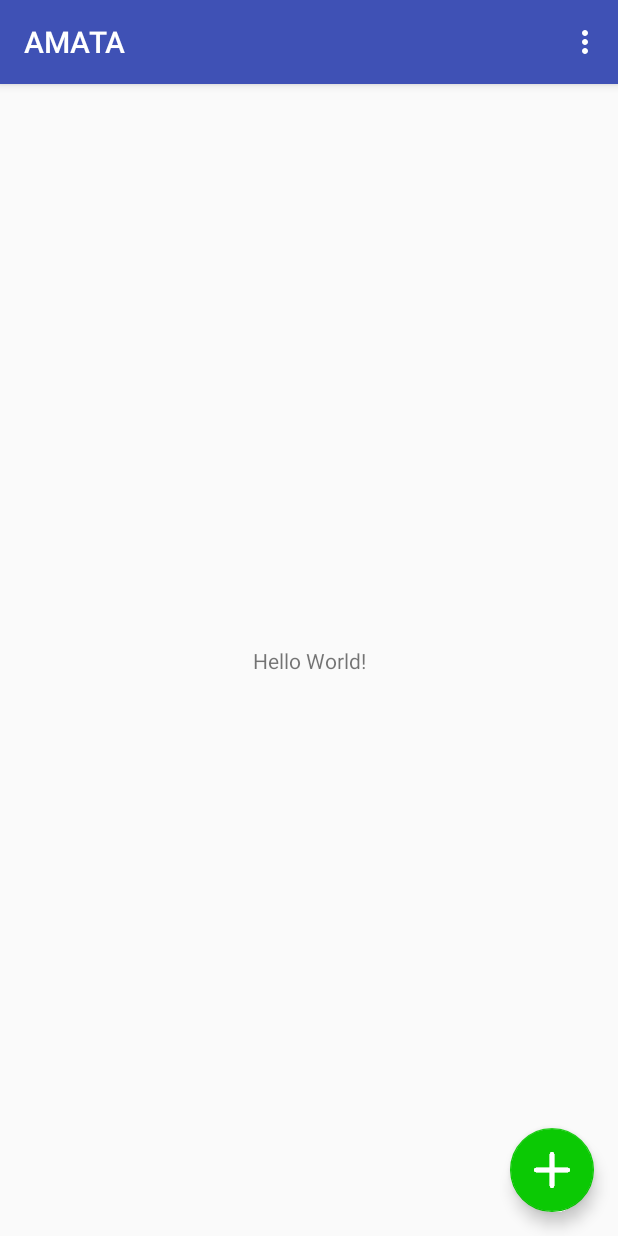
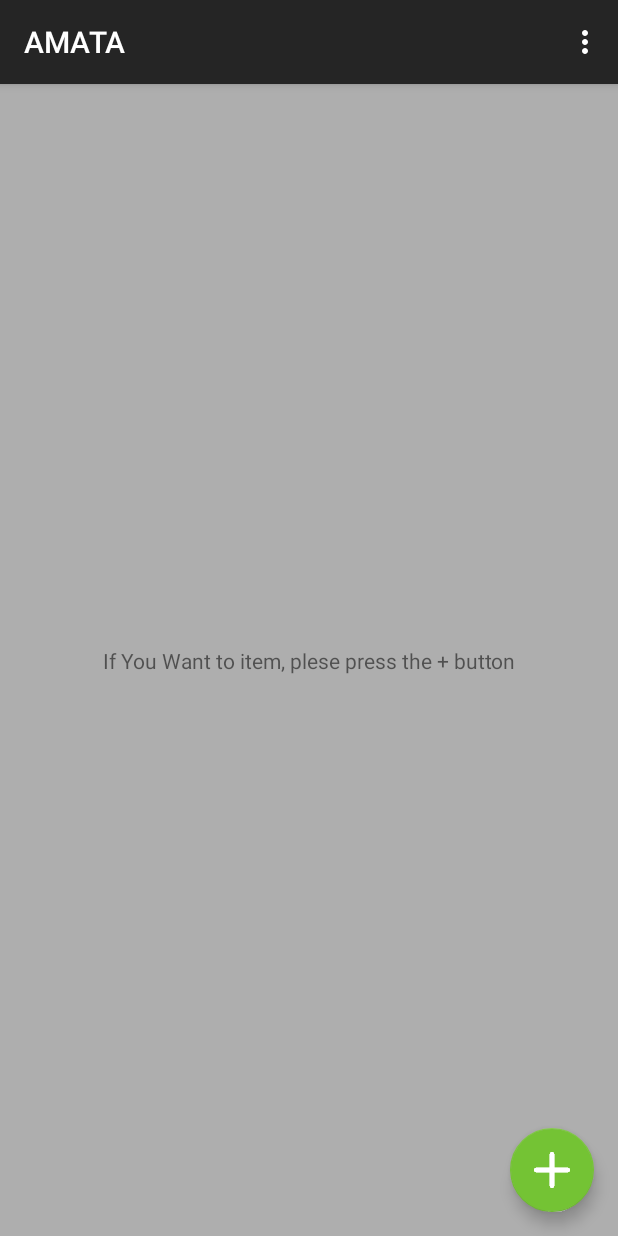
Before and after one commit to PureChild/AMATA, an Android app: the screen it shows after launch (MainActivity), on a phone screen of 412 x 824 dp. Run offline under Robolectric (Android 15) with nearby library versions, the phone set to English and light mode, and no system bars.

Commit message:
#https://trello.com/c/PKwYkc01 change colors

```diff
--- a/AMATA/app/src/main/res/layout/activity_main.xml
+++ b/AMATA/app/src/main/res/layout/activity_main.xml
@@ -15,7 +15,7 @@
             android:id="@+id/toolbar"
             android:layout_width="match_parent"
             android:layout_height="?attr/actionBarSize"
-            android:background="?attr/colorPrimary"
+            android:background="@color/appBarColor"
             app:popupTheme="@style/AppTheme.PopupOverlay" />
 
     </android.support.design.widget.AppBarLayout>
@@ -29,6 +29,6 @@
         android:layout_gravity="bottom|end"
         android:layout_margin="@dimen/fab_margin"
         app:srcCompat="@drawable/add"
-        app:backgroundTint="@color/ic_green"/>
+        app:backgroundTint="@color/btnGreen"/>
 
 </android.support.design.widget.CoordinatorLayout>
--- a/AMATA/app/src/main/res/layout/content_main.xml
+++ b/AMATA/app/src/main/res/layout/content_main.xml
@@ -6,12 +6,16 @@
     android:layout_height="match_parent"
     app:layout_behavior="@string/appbar_scrolling_view_behavior"
     tools:context="com.example.simdasoo.amata.MainActivity"
-    tools:showIn="@layout/activity_main">
+    tools:showIn="@layout/activity_main"
+    android:background="@color/appBgColor"
+    >
 
     <TextView
         android:layout_width="wrap_content"
         android:layout_height="wrap_content"
-        android:text="Hello World!"
+        android:text="If You Want to item,
+plese press the + button"
+        android:textAlignment="center"
         app:layout_constraintBottom_toBottomOf="parent"
         app:layout_constraintLeft_toLeftOf="parent"
         app:layout_constraintRight_toRightOf="parent"
--- a/AMATA/app/src/main/res/values/colors.xml
+++ b/AMATA/app/src/main/res/values/colors.xml
@@ -3,5 +3,7 @@
     <color name="colorPrimary">#3F51B5</color>
     <color name="colorPrimaryDark">#303F9F</color>
     <color name="colorAccent">#FF4081</color>
-    <color name="ic_green">#0BC904</color>
+    <color name="btnGreen">#74C334</color>
+    <color name="appBgColor">#AEAEAE</color>
+    <color name="appBarColor">#252525</color>
 </resources>
```
